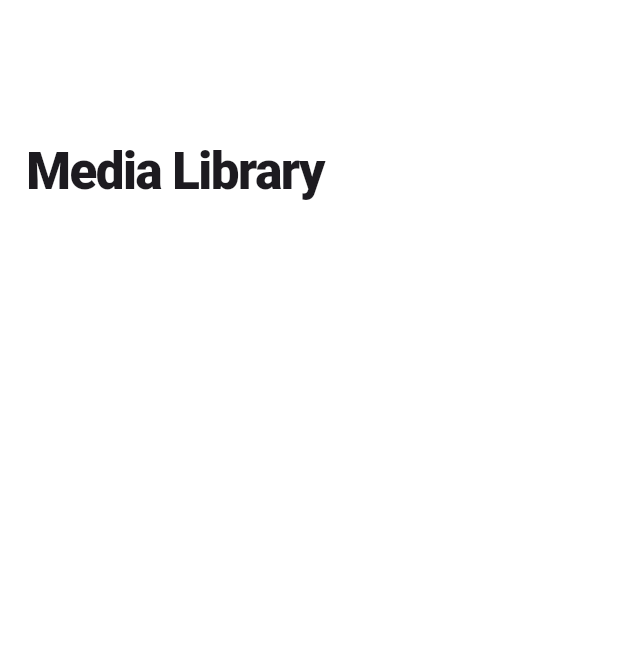
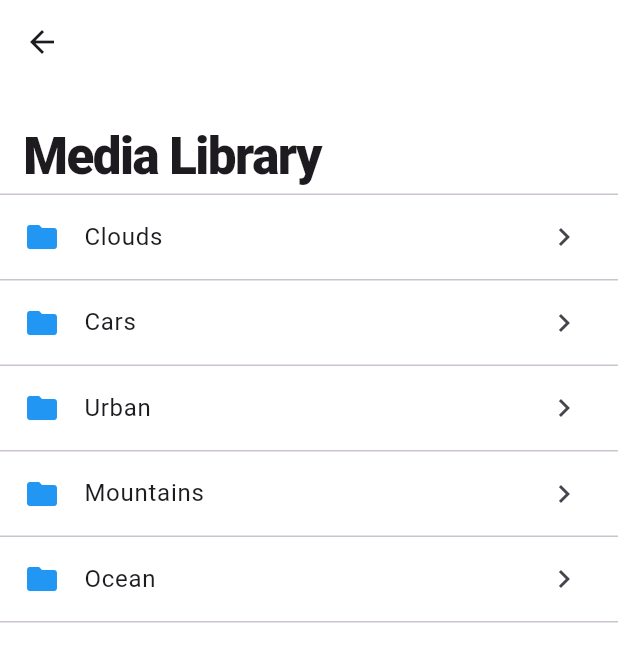
Before and after one commit to rostikmakhanko/red_bull_case_study_application, a Flutter app: the MediaLibraryScreen screen opened directly, on a phone screen of 412 x 824 dp. Shown: the top 662 px of the screen. Run offline on Flutter 3.47's test engine with Material 3 defaults, Android fonts, the phone set to English and light mode, and no system bars.

Commit message:
Add folders list with 5 items

```diff
--- a/lib/screens/media_library_screen.dart
+++ b/lib/screens/media_library_screen.dart
@@ -8,19 +8,25 @@ class MediaLibraryScreen extends StatefulWidget {
 }
 
 class _MediaLibraryScreenState extends State<MediaLibraryScreen> {
-  List<String> folders = [];
+  List<String> folders = ['Clouds', 'Cars', 'Urban', 'Mountains', 'Ocean'];
 
   @override
   Widget build(BuildContext context) {
     return Scaffold(
       backgroundColor: Colors.white,
+      appBar: AppBar(title: const Text(''), backgroundColor: Colors.white),
       body: SafeArea(
         child: Padding(
-          padding: const EdgeInsets.symmetric(horizontal: 18),
+          padding: const EdgeInsets.only(top: 12),
           child: Column(
             crossAxisAlignment: CrossAxisAlignment.start,
             children: [
-              const SizedBox(height: 90),
+              Padding(
+                padding: EdgeInsetsGeometry.symmetric(horizontal: 16),
+                child:
+                  Column(
+                    children: [
+                      const SizedBox(height: 12),
                       const Text(
                         'Media Library',
                         style: TextStyle(
@@ -32,6 +38,33 @@ class _MediaLibraryScreenState extends State<MediaLibraryScreen> {
                     ],
                   ),
               ),
+
+              const Divider(height: 1),
+              Expanded(
+                child: ListView.builder(
+                  itemCount: folders.length,
+                  itemBuilder: (context, index) {
+                    final folder = folders[index];
+
+                    return Column(
+                      children: [
+                        ListTile(
+                          leading: const Icon(Icons.folder, color: Colors.blue),
+                          title: Text(folder),
+                          trailing: const Icon(Icons.chevron_right),
+                          onTap: () {
+                            print('Tapped $folder');
+                          },
+                        ),
+                        const Divider(height: 1),
+                      ],
+                    );
+                  },
+                ),
+              ),
+            ],
+          ),
+        ),
       ),
     );
   }
```
Lines whose indentation alone changed are shown as unchanged.
